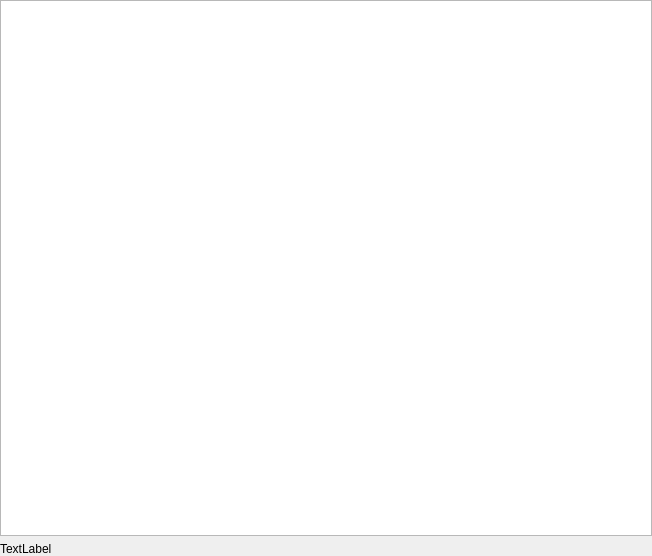
nextcloud/desktop, file src/gui/activitywidget.ui: the form before one commit.
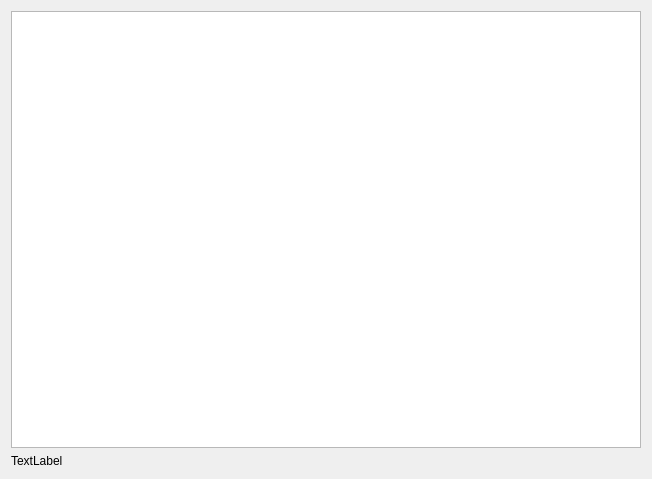
The form after the commit.

What changed in the file:
```diff
--- a/src/gui/activitywidget.ui
+++ b/src/gui/activitywidget.ui
@@ -7,28 +7,13 @@
     <x>0</x>
     <y>0</y>
     <width>652</width>
-    <height>556</height>
+    <height>479</height>
    </rect>
   </property>
   <property name="windowTitle">
    <string notr="true">Form</string>
   </property>
   <layout class="QVBoxLayout" name="verticalLayout">
-   <property name="sizeConstraint">
-    <enum>QLayout::SetDefaultConstraint</enum>
-   </property>
-   <property name="leftMargin">
-    <number>0</number>
-   </property>
-   <property name="topMargin">
-    <number>0</number>
-   </property>
-   <property name="rightMargin">
-    <number>0</number>
-   </property>
-   <property name="bottomMargin">
-    <number>0</number>
-   </property>
    <item>
     <widget class="QListView" name="_activityList">
      <property name="sizePolicy">
```
